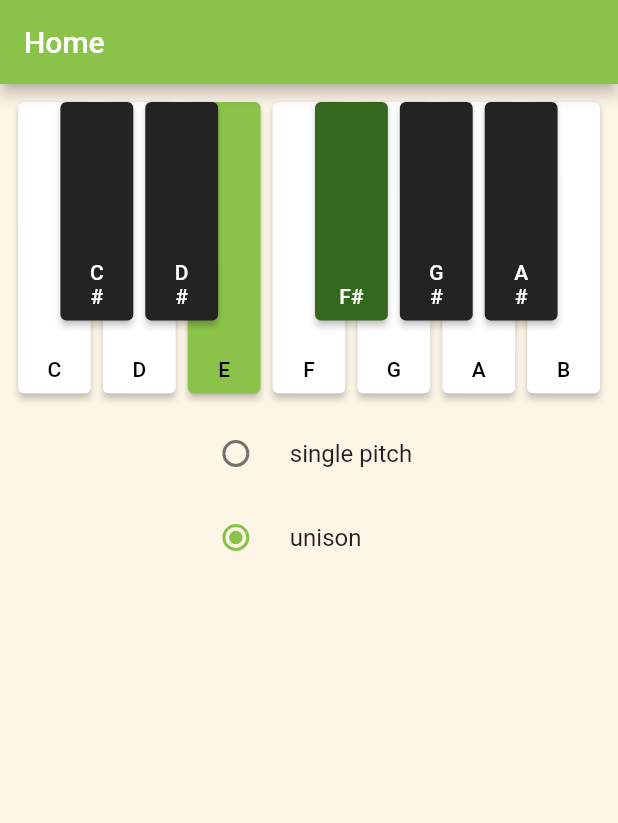
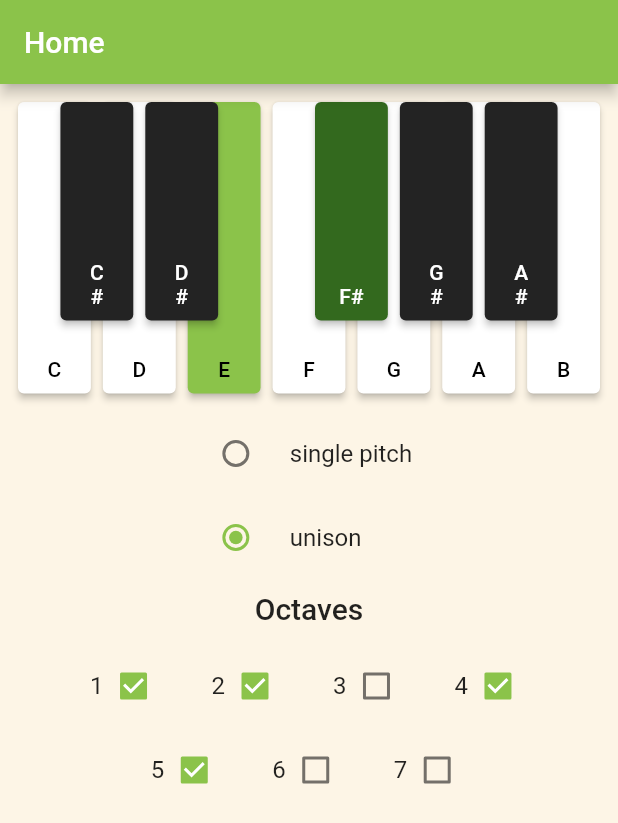
Before and after one commit to Gvard-Windlass/perfect_pitch_flutter, a Flutter app: the screen it shows after launch, after a tap on "unison", on a phone screen of 412 x 824 dp. Shown: the top 823 px of the screen. Run offline on Flutter 3.47's test engine with Material 2 defaults, Android fonts, the phone set to English and light mode, and no system bars; our stand-ins replace hexcolor; missing offline and left inert: desktop_window.

Commit message:
Add octaves selection

```diff
--- a/lib/screens/home.dart
+++ b/lib/screens/home.dart
@@ -1,5 +1,6 @@
 import 'package:flutter/material.dart';
 import 'package:perfect_pitch_flutter/widgets/mode_selection.dart';
+import 'package:perfect_pitch_flutter/widgets/octave_selection.dart';
 import 'package:perfect_pitch_flutter/widgets/pitch_buttons.dart';
 import 'package:perfect_pitch_flutter/settings/settings_wrapper.dart';
 
@@ -17,10 +18,14 @@ class Home extends StatelessWidget {
         child: Padding(
           padding: const EdgeInsets.fromLTRB(8, 12, 8, 8),
           child: Column(
-            children: const [
-              PitchButtons(),
-              SizedBox(height: 12),
-              ModeSelection(),
+            children: [
+              const PitchButtons(),
+              const SizedBox(height: 12),
+              const ModeSelection(),
+              const SizedBox(height: 8),
+              Text('Octaves', style: Theme.of(context).textTheme.headline6),
+              const SizedBox(height: 12),
+              const OctaveSelection(),
             ],
           ),
         ),
--- a/lib/settings/settings_wrapper.dart
+++ b/lib/settings/settings_wrapper.dart
@@ -44,9 +44,16 @@ class SettingsWrapperState extends State<SettingsWrapper> {
     widget.storage.saveSettings(settings);
   }
 
-  void onModeSelection(ExerciseMode? mode) async {
+  Future onModeSelection(ExerciseMode? mode) async {
     setState(() {
       settings.exerciseMode = mode!;
+    });
+    await widget.storage.saveSettings(settings);
+  }
+
+  Future onOctaveSelection(String octave, bool? newValue) async {
+    setState(() {
+      settings.octaveSelection[octave] = newValue!;
     });
     await widget.storage.saveSettings(settings);
   }
--- /dev/null
+++ b/lib/widgets/octave_checkbox.dart
@@ -0,0 +1,19 @@
+import 'package:flutter/material.dart';
+import 'package:perfect_pitch_flutter/settings/settings_wrapper.dart';
+
+class OctaveCheckbox extends StatelessWidget {
+  const OctaveCheckbox({super.key, required this.octave, required this.value});
+  final String octave;
+  final bool value;
+
+  @override
+  Widget build(BuildContext context) {
+    return IntrinsicWidth(
+      child: CheckboxListTile(
+        title: Text(octave),
+        value: value,
+        onChanged: (newValue) => SettingsWrapper.of(context).onOctaveSelection(octave, newValue)
+      )
+    );
+  }
+}
--- /dev/null
+++ b/lib/widgets/octave_selection.dart
@@ -0,0 +1,18 @@
+import 'package:flutter/material.dart';
+import 'package:perfect_pitch_flutter/settings/settings_wrapper.dart';
+import 'package:perfect_pitch_flutter/widgets/octave_checkbox.dart';
+
+class OctaveSelection extends StatelessWidget {
+  const OctaveSelection({super.key});
+
+  @override
+  Widget build(BuildContext context) {
+    return Wrap(
+      alignment: WrapAlignment.center,
+      children: [
+        for (MapEntry e in SettingsWrapper.of(context).settings.octaveSelection.entries)
+          OctaveCheckbox(octave: e.key, value: e.value)
+      ],
+    );
+  }
+}
```
Also changed, not shown: 1 other file.
